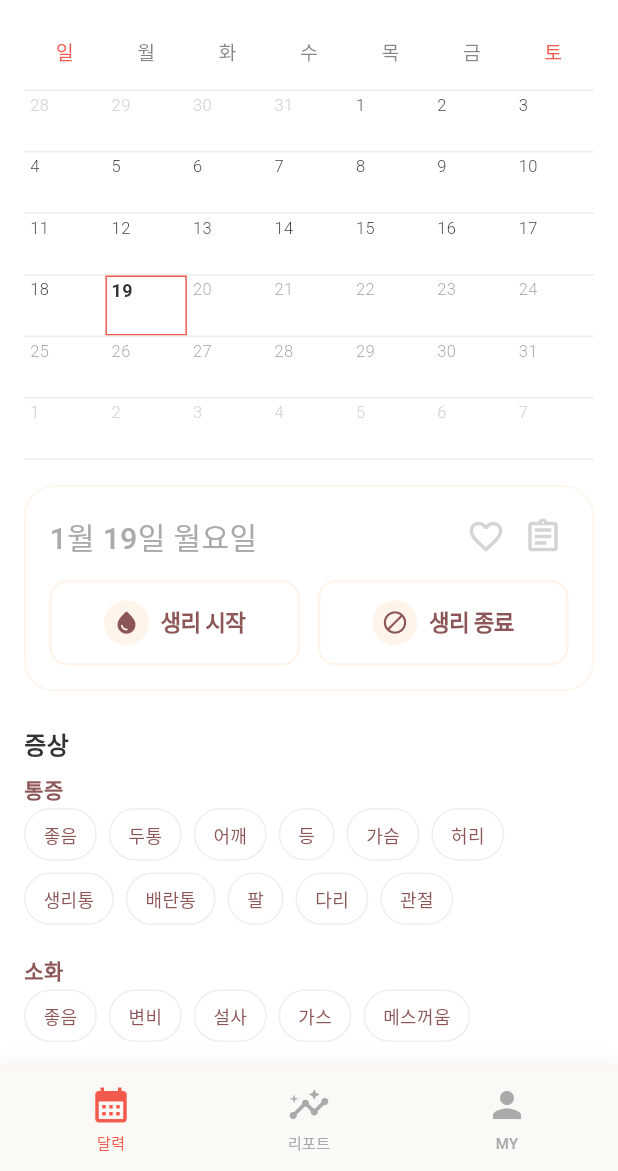
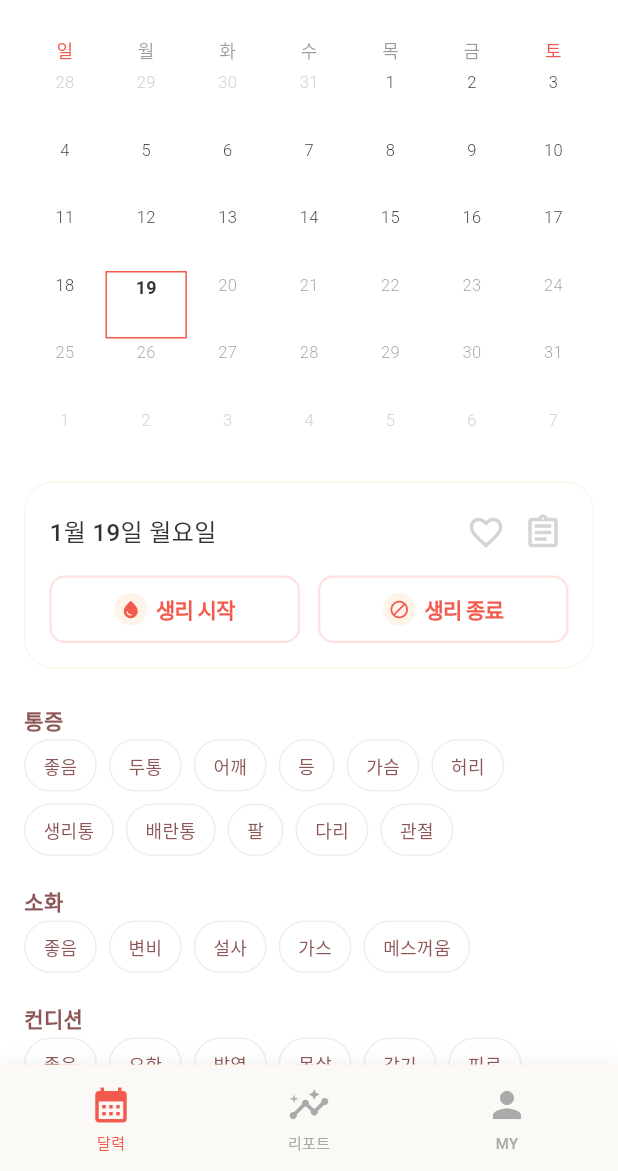
Before and after one commit to mj012345/redtime, a Flutter app: the FigmaCalendarPage screen opened by its route, on a phone screen of 412 x 824 dp, the part 65-1236 px from its top. Run offline on Flutter 3.47's test engine with Material 3 defaults, Android fonts, the phone set to English and light mode, and no system bars; our stand-ins replace cloud_firestore, firebase_auth, firebase_core, flutter_svg, google_sign_in, shared_preferences; accounts and stored records are empty; Roboto replaces fonts that are missing (Pretendard); project files that could hold a hidden picture were left out.

Commit message:
[feat] 달력/리포트 페이지: ui 개선

```diff
--- a/lib/theme/app_colors.dart
+++ b/lib/theme/app_colors.dart
@@ -27,10 +27,10 @@ class AppColors {
 class SymptomColors {
   const SymptomColors._();
 
-  static const Color period = Color(0xFFF7EEDB); // 생리일
-  static const Color fertile = Color(0xFFEDF1FA); // 가임기
+  static const Color period = Color(0xFFF9ECEC); // 생리일
+  static const Color fertile = Color(0xFFECFDF5); // 가임기
   static const Color border = Color(0xFFE7E7E7); // 테두리
-  static const Color symptomBase = Color(0xFFFFC477); // 증상 기본 색상
+  static const Color symptomBase = Color(0xFF8E7CC3); // 증상 기본 색상
   static const Color goodSymptom = Color(0xFFACEEBB); // 좋음 증상 색상
   static const Color relationship = Color(0xFFFF80AB); // 관계(하트) 색상
 }
--- a/lib/view/calendar/calendar_view.dart
+++ b/lib/view/calendar/calendar_view.dart
@@ -89,15 +89,12 @@ class _FigmaCalendarPageState extends State<FigmaCalendarPage> {
 
   /// 최대 달력 높이 반환 (6주 달력 기준)
   double _getMaxCalendarHeight() {
-    const headerHeight = 20.0; // 날짜 헤더 (텍스트 높이)
-    const spacing = AppSpacing.lg;
-    const cellHeight = 40.0;
-    const lineHeight = 1.0;
-    const rowHeight = cellHeight + lineHeight;
+    const headerHeight = 22.0; // 요일 헤더 (텍스트 높이 + 여백)
+    const spacing = AppSpacing.xs; // 요일과 날짜 사이 간격
+    const cellHeight = 45.0;
     const maxRowCount = 6;
-    const lastLineHeight = 1.0;
 
-    return headerHeight + spacing + (maxRowCount * rowHeight) + lastLineHeight;
+    return headerHeight + spacing + (maxRowCount * cellHeight);
   }
 
   /// 선택된 날짜가 포함된 주를 계산
@@ -364,7 +361,6 @@ class _FigmaCalendarPageState extends State<FigmaCalendarPage> {
                                       ),
                                     ),
                                   ] else ...[
-                                    const SizedBox(height: AppSpacing.lg),
                                     TodayCard(
                                       selectedDay: selectedDay,
                                       today: today,
@@ -391,14 +387,6 @@ class _FigmaCalendarPageState extends State<FigmaCalendarPage> {
                                           vm.toggleSymptom('기타/관계'),
                                     ),
                                     const SizedBox(height: AppSpacing.xl),
-                                    Text(
-                                      '증상',
-                                      style: AppTextStyles.title.copyWith(
-                                        fontSize: 16,
-                                        color: AppColors.textPrimary,
-                                      ),
-                                    ),
-                                    const SizedBox(height: AppSpacing.sm),
                                     SymptomSection(
                                       categories: vm.symptomCatalog,
                                       selectedLabels: vm.selectedSymptomsFor(
@@ -500,10 +488,10 @@ class _StickyWeekHeaderDelegate extends SliverPersistentHeaderDelegate {
   });
 
   @override
-  double get minExtent => 61.0;
+  double get minExtent => 89.0;
 
   @override
-  double get maxExtent => 61.0;
+  double get maxExtent => 89.0;
 
   @override
   Widget build(
@@ -511,11 +499,38 @@ class _StickyWeekHeaderDelegate extends SliverPersistentHeaderDelegate {
     double shrinkOffset,
     bool overlapsContent,
   ) {
+    const weekdays = ['일', '월', '화', '수', '목', '금', '토'];
+
     return Container(
       color: AppColors.background,
       child: Column(
         mainAxisSize: MainAxisSize.min,
         children: [
+          const SizedBox(height: 8),
+          Padding(
+            padding: const EdgeInsets.symmetric(horizontal: AppSpacing.lg),
+            child: Row(
+              mainAxisAlignment: MainAxisAlignment.spaceBetween,
+              children: weekdays
+                  .map(
+                    (w) => Expanded(
+                      child: Center(
+                        child: Text(
+                          w,
+                          style: TextStyle(
+                            fontSize: 12,
+                            color: (w == '일' || w == '토')
+                                ? AppColors.primary
+                                : AppColors.textPrimary.withValues(alpha: 0.6),
+                          ),
+                        ),
+                      ),
+                    ),
+                  )
+                  .toList(),
+            ),
+          ),
+          const SizedBox(height: AppSpacing.xs),
           Padding(
             padding: const EdgeInsets.symmetric(horizontal: AppSpacing.lg),
             child: WeekRow(
--- a/lib/view/calendar/widgets/badge.dart
+++ /dev/null
@@ -1,26 +0,0 @@
-import 'package:flutter/material.dart';
-
-class Badge extends StatelessWidget {
-  final String text;
-  final Color bg;
-  final Color fg;
-
-  const Badge({
-    super.key,
-    required this.text,
-    required this.bg,
-    required this.fg,
-  });
-
-  @override
-  Widget build(BuildContext context) {
-    return Container(
-      padding: const EdgeInsets.symmetric(horizontal: 12, vertical: 6),
-      decoration: BoxDecoration(
-        color: bg,
-        borderRadius: BorderRadius.circular(3),
-      ),
-      child: Text(text, style: TextStyle(fontSize: 14, color: fg)),
-    );
-  }
-}
--- a/lib/view/calendar/widgets/calendar_grid.dart
+++ b/lib/view/calendar/widgets/calendar_grid.dart
@@ -75,10 +75,10 @@ class CalendarGrid extends StatelessWidget {
                     child: Text(
                       w,
                       style: TextStyle(
-                        fontSize: 13,
+                        fontSize: 12,
                         color: (w == '일' || w == '토')
                             ? AppColors.primary
-                            : AppColors.textPrimary.withValues(alpha: 0.6),
+                            : AppColors.textPrimary.withValues(alpha: 0.5),
                       ),
                     ),
                   ),
@@ -86,14 +86,13 @@ class CalendarGrid extends StatelessWidget {
               )
               .toList(),
         ),
-        const SizedBox(height: AppSpacing.lg),
+        const SizedBox(height: AppSpacing.xs),
         Column(
           mainAxisSize: MainAxisSize.min,
           children: [
             for (final row in rows) ...[
-              const HorizontalLine(),
               SizedBox(
-                height: 40,
+                height: 45,
                 child: Row(
                   children: row
                       .map(
@@ -134,6 +133,10 @@ class CalendarGrid extends StatelessWidget {
                               fertileWindowDays,
                               day,
                             ),
+                            isFertileEnd: _isFertileWindowEnd(
+                              fertileWindowDays,
+                              day,
+                            ),
                             today: today,
                           ),
                         ),
@@ -142,7 +145,6 @@ class CalendarGrid extends StatelessWidget {
                 ),
               ),
             ],
-            const HorizontalLine(),
           ],
         ),
       ],
@@ -193,6 +195,22 @@ bool _isFertileWindowStart(List<DateTime> fertileWindowDays, DateTime target) {
   return false;
 }
 
+bool _isFertileWindowEnd(List<DateTime> fertileWindowDays, DateTime target) {
+  if (!_containsDate(fertileWindowDays, target)) return false;
+  final sorted = [...fertileWindowDays]..sort((a, b) => a.compareTo(b));
+  for (int i = 0; i < sorted.length; i++) {
+    final current = sorted[i];
+    if (_sameDay(current, target)) {
+      if (i == sorted.length - 1) return true;
+      final next = sorted[i + 1];
+      final diff = next.difference(current).inDays;
+      if (diff > 1) return true;
+      return false;
+    }
+  }
+  return false;
+}
+
 bool _isExpectedPeriodStart(
   List<DateTime> expectedPeriodDays,
   DateTime target,
--- a/lib/view/calendar/widgets/day_cell.dart
+++ b/lib/view/calendar/widgets/day_cell.dart
@@ -20,6 +20,7 @@ class DayCell extends StatelessWidget {
   final bool isPeriodStart;
   final bool isPeriodEnd;
   final bool isFertileStart;
+  final bool isFertileEnd;
   final DateTime? today;
 
   const DayCell({
@@ -42,6 +43,7 @@ class DayCell extends StatelessWidget {
     required this.isPeriodStart,
     required this.isPeriodEnd,
     required this.isFertileStart,
+    required this.isFertileEnd,
     this.today,
   });
 
@@ -98,39 +100,60 @@ class DayCell extends StatelessWidget {
             height: double.infinity,
             decoration: BoxDecoration(
               color: bgColor,
-              border: Border.all(
-                color: showSelected ? borderColor! : Colors.transparent,
+              borderRadius: BorderRadius.only(
+                topLeft: (showPeriod && isPeriodStart) || (showFertile && isFertileStart)
+                    ? const Radius.circular(8)
+                    : Radius.zero,
+                bottomLeft: (showPeriod && isPeriodStart) || (showFertile && isFertileStart)
+                    ? const Radius.circular(8)
+                    : Radius.zero,
+                topRight: (showPeriod && isPeriodEnd) || (showFertile && isFertileEnd)
+                    ? const Radius.circular(8)
+                    : Radius.zero,
+                bottomRight: (showPeriod && isPeriodEnd) || (showFertile && isFertileEnd)
+                    ? const Radius.circular(8)
+                    : Radius.zero,
+              ),
+              border: showSelected
+                  ? Border.all(
+                      color: borderColor!,
                       width: 1,
-              ),
+                    )
+                  : null,
             ),
             child: Padding(
               padding: const EdgeInsets.only(
                 left: 3,
                 right: 3,
                 top: 0,
-                bottom: 2,
               ),
             child: Column(
-                mainAxisSize: MainAxisSize.max,
-                children: [
-                  SizedBox(
-                    height: 16,
-                    child: Row(
+                mainAxisAlignment: MainAxisAlignment.start,
                 crossAxisAlignment: CrossAxisAlignment.center,
                 children: [
-                        Text(
+                  const SizedBox(height: 1),
+                  // 1. 날짜 (고정 위치)
+                  SizedBox(
+                    height: 14,
+                    child: Center(
+                      child: Text(
                         '${date.day}',
                         style: TextStyle(
                           fontSize: isToday ? 12 : 11,
-                            fontWeight: isToday
-                                ? FontWeight.w700
-                                : FontWeight.w300,
+                          fontWeight: isToday ? FontWeight.w700 : FontWeight.w300,
                           color: textColor,
                         ),
                       ),
-                        const Spacer(),
-                        if (!isOutsideMonth)
-                          _buildMiddleIndicator(
+                    ),
+                  ),
+                  const SizedBox(height: 3),
+                  // 2. 텍스트 표시 (고정 높이 영역)
+                  SizedBox(
+                    height: 12,
+                    child: isOutsideMonth
+                        ? const SizedBox.shrink()
+                        : Center(
+                            child: _buildMiddleIndicator(
                               isPeriod: showPeriod,
                               isPeriodStart: isPeriodStart,
                               isPeriodEnd: isPeriodEnd,
@@ -140,38 +163,39 @@ class DayCell extends StatelessWidget {
                               isExpectedPeriod: showExpectedPeriod,
                               isExpectedPeriodStart: isExpectedPeriodStart,
                             ),
-                      ],
                           ),
                   ),
-                  const Spacer(),
-                  Center(
-                    child: Row(
-                      mainAxisSize: MainAxisSize.min,
+                  // 3. 아이콘 (고정 높이 영역)
+                  SizedBox(
+                    height: 12,
+                    child: isOutsideMonth
+                        ? const SizedBox.shrink()
+                        : Row(
+                            mainAxisAlignment: MainAxisAlignment.center,
                             children: [
                               // 하트 아이콘 (관계)
-                        if (hasRelationship && !isOutsideMonth) ...[
+                              if (hasRelationship) ...[
                                 const Icon(
                                   Icons.favorite,
-                            size: 10,
+                                  size: 8,
                                   color: SymptomColors.relationship,
                                 ),
-                          const SizedBox(width: 2),
+                                if (hasRecord || hasMemo) const SizedBox(width: 1),
                               ],
                               // 증상 아이콘
-                        if (hasRecord && !isOutsideMonth) ...[
+                              if (hasRecord) ...[
                                 const Icon(
                                   Icons.add_circle,
-                            size: 10,
+                                  size: 8,
                                   color: SymptomColors.symptomBase,
                                 ),
-                          if (hasMemo && !isOutsideMonth)
-                            const SizedBox(width: 2),
+                                if (hasMemo) const SizedBox(width: 1),
                               ],
                               // 메모 아이콘
-                        if (hasMemo && !isOutsideMonth)
+                              if (hasMemo)
                                 const Icon(
                                   Icons.assignment,
-                            size: 10,
+                                  size: 8,
                                   color: AppColors.textSecondary,
                                 ),
                             ],
@@ -201,42 +225,42 @@ class DayCell extends StatelessWidget {
     if (isPeriod && isPeriodStart && isPeriodEnd) {
       indicator = const Text(
         '시작/종료',
-        style: TextStyle(fontSize: 8, color: AppColors.primary),
+        style: TextStyle(fontSize: 8, color: Color(0xFFF87171), fontWeight: FontWeight.w800),
         maxLines: 1,
         overflow: TextOverflow.visible,
       );
     } else if (isPeriod && isPeriodStart) {
       indicator = const Text(
         '시작',
-        style: TextStyle(fontSize: 8, color: AppColors.primary),
+        style: TextStyle(fontSize: 8, color: Color(0xFFF87171), fontWeight: FontWeight.w700),
         maxLines: 1,
         overflow: TextOverflow.visible,
       );
     } else if (isPeriod && isPeriodEnd) {
       indicator = const Text(
         '종료',
-        style: TextStyle(fontSize: 8, color: AppColors.primary),
+        style: TextStyle(fontSize: 8, color: Color(0xFFF87171), fontWeight: FontWeight.w700),
         maxLines: 1,
         overflow: TextOverflow.visible,
       );
     } else if (isOvulation) {
       indicator = const Text(
         '배란일',
-        style: TextStyle(fontSize: 8, color: Color(0xFF2CA9D2)),
+        style: TextStyle(fontSize: 8, color: Color(0xFF55B292), fontWeight: FontWeight.w700),
         maxLines: 1,
         overflow: TextOverflow.visible,
       );
     } else if (isExpectedPeriod && isExpectedPeriodStart) {
       indicator = const Text(
         '생리예정',
-        style: TextStyle(fontSize: 8, color: AppColors.primary),
+        style: TextStyle(fontSize: 8, color: Color(0xFFF87171), fontWeight: FontWeight.w700),
         maxLines: 1,
         overflow: TextOverflow.visible,
       );
     } else if (isFertile && !isOvulation && isFertileStart) {
       indicator = const Text(
         '가임기',
-        style: TextStyle(fontSize: 8, color: Color(0xFF2CA9D2)),
+        style: TextStyle(fontSize: 8, color: Color(0xFF55B292), fontWeight: FontWeight.w700),
         maxLines: 1,
         overflow: TextOverflow.visible,
       );
@@ -245,6 +269,6 @@ class DayCell extends StatelessWidget {
     if (indicator == null) {
       return const SizedBox.shrink();
     }
-    return SizedBox(height: 10, child: indicator);
+    return indicator;
   }
 }
--- a/lib/view/calendar/widgets/symptom_chip.dart
+++ b/lib/view/calendar/widgets/symptom_chip.dart
@@ -23,10 +23,10 @@ class SymptomChip extends StatelessWidget {
     final isGood = label == '좋음';
     final isMemo = label == '메모';
 
-    // 선택된 경우: 좋음은 초록색, 그 외는 노랑색
+    // 선택된 경우: 좋음은 초록색, 그 외는 보라색
     // 선택되지 않은 경우: 기본 색상
     final fillColor = selected
-        ? (isGood ? SymptomColors.goodSymptom.withValues(alpha: 0.3): SymptomColors.symptomBase.withValues(alpha: 0.3))
+        ? (isGood ? SymptomColors.goodSymptom.withValues(alpha: 0.3): SymptomColors.symptomBase.withValues(alpha: 0.2))
         : (disabled ? AppColors.disabled : Colors.white);
 
     final borderColor = selected
@@ -40,7 +40,7 @@ class SymptomChip extends StatelessWidget {
     final textColor = selected
         ? (isGood
             ? const Color(0xFF2E7D32) // 초록색 배경에 어울리는 진한 초록색 텍스트
-            : const Color(0xFF8B5A00)) // 노랑색 배경에 어울리는 진한 갈색 텍스트
+            : const Color(0xFF8E7CC3)) // 보라색 배경에 어울리는 진한 보라색 텍스트
         : (disabled
               ? AppColors.textSecondary.withValues(alpha: 0.5)
               : AppColors.textSecondary);
--- a/lib/view/calendar/widgets/today_card.dart
+++ b/lib/view/calendar/widgets/today_card.dart
@@ -66,8 +66,8 @@ class TodayCard extends StatelessWidget {
                   Text(
                     '${selectedDay!.month}월 ${selectedDay!.day}일 ${_weekdayLabel(selectedDay!)}요일',
                     style: AppTextStyles.body.copyWith(
-                        fontSize: 20,
-                        color: AppColors.textDisabled,
+                      fontSize: 16,
+                      color: AppColors.textPrimary,
                     ),
                   ),
                   Builder(
@@ -89,11 +89,11 @@ class TodayCard extends StatelessWidget {
                           text = '임신 확률 낮음';
                           break;
                         case '높음':
-                            circleColor = const Color(0xFFA7C4A0);
+                          circleColor = const Color(0xFF28965B);
                           text = '임신 확률 높음';
                           break;
                         default:
-                            circleColor = const Color(0xFFFFD966);
+                          circleColor = const Color(0xFFBFBF67);
                           text = '임신 확률 보통';
                       }
 
@@ -102,8 +102,8 @@ class TodayCard extends StatelessWidget {
                         child: Row(
                           children: [
                             Container(
-                                  width: 16,
-                                  height: 16,
+                              width: 12,
+                              height: 12,
                               decoration: BoxDecoration(
                                 color: circleColor,
                                 shape: BoxShape.circle,
@@ -118,8 +118,8 @@ class TodayCard extends StatelessWidget {
                           <path d="M10 12C13 12 14 10 17 10C20 10 21 12 22 12" stroke="white" stroke-width="2" stroke-linecap="round"/>
                         </svg>
                         ''',
-                                        width: 10,
-                                        height: 10,
+                                    width: 8,
+                                    height: 8,
                                   ),
                                 ),
                               ),
@@ -128,7 +128,7 @@ class TodayCard extends StatelessWidget {
                             Text(
                               text,
                               style: AppTextStyles.body.copyWith(
-                                  fontSize: 14,
+                                fontSize: 12,
                                 color: AppColors.textSecondary,
                               ),
                             ),
--- a/lib/view/calendar/widgets/toggle_chip.dart
+++ b/lib/view/calendar/widgets/toggle_chip.dart
@@ -18,27 +18,28 @@ class ToggleChip extends StatelessWidget {
 
   @override
   Widget build(BuildContext context) {
-    final fillColor = selected ? AppColors.primary : AppColors.surface;
-    final borderColor = selected ? AppColors.primary : AppColors.primaryLight;
-    final textColor = selected ? Colors.white : AppColors.textSecondary;
-    final iconBg = selected ? Colors.white.withValues(alpha: 0.2) : AppColors.primaryLight;
+    final fillColor = selected ? AppColors.primary.withValues(alpha: 0.1) : AppColors.surface;
+    final borderColor = const Color(0xFFFEE1E1);
+    final textColor = AppColors.primary;
+    final iconBg = selected ? Colors.white.withValues(alpha: 0.1) : AppColors.primaryLight;
 
     return GestureDetector(
       onTap: onTap,
       behavior: HitTestBehavior.opaque,
       child: AnimatedContainer(
         duration: const Duration(milliseconds: 200),
-        padding: const EdgeInsets.symmetric(horizontal: AppSpacing.sm, vertical: 12),
+        height: 45,
+        padding: const EdgeInsets.symmetric(horizontal: AppSpacing.sm),
         decoration: BoxDecoration(
           color: fillColor,
           border: Border.all(color: borderColor, width: 1.5),
-          borderRadius: BorderRadius.circular(12),
+          borderRadius: BorderRadius.circular(10),
           boxShadow: selected
               ? [
                   BoxShadow(
-                    color: AppColors.primary.withValues(alpha: 0.2),
-                    blurRadius: 8,
-                    offset: const Offset(0, 4),
+                    color: AppColors.primary.withValues(alpha: 0.1),
+                    blurRadius: 5,
+                    offset: const Offset(0, 0),
                   ),
                 ]
               : [],
@@ -47,22 +48,22 @@ class ToggleChip extends StatelessWidget {
           mainAxisAlignment: MainAxisAlignment.center,
           children: [
             Container(
-              padding: const EdgeInsets.all(6),
+              padding: const EdgeInsets.all(4),
               decoration: BoxDecoration(
                 color: iconBg,
                 shape: BoxShape.circle,
               ),
               child: Icon(
                 icon,
-                size: 18,
+                size: 14,
                 color: textColor,
               ),
             ),
-            const SizedBox(width: 8),
+            const SizedBox(width: 6),
             Text(
               label,
               style: TextStyle(
-                fontSize: 15,
+                fontSize: 14,
                 fontWeight: FontWeight.w700,
                 color: textColor,
                 letterSpacing: -0.5,
--- a/lib/view/calendar/widgets/week_row.dart
+++ b/lib/view/calendar/widgets/week_row.dart
@@ -56,9 +56,8 @@ class WeekRow extends StatelessWidget {
     return Column(
       mainAxisSize: MainAxisSize.min,
       children: [
-        const HorizontalLine(),
         SizedBox(
-          height: 50,
+          height: 45,
           child: Row(
             children: week
                 .map(
@@ -92,6 +91,10 @@ class WeekRow extends StatelessWidget {
                       isPeriodStart: _isRangeStart(periodCycles, day),
                       isPeriodEnd: _isRangeEnd(periodCycles, day),
                       isFertileStart: _isFertileWindowStart(
+                        fertileWindowDays,
+                        day,
+                      ),
+                      isFertileEnd: _isFertileWindowEnd(
                         fertileWindowDays,
                         day,
                       ),
@@ -146,6 +149,25 @@ class WeekRow extends StatelessWidget {
     return false;
   }
 
+  bool _isFertileWindowEnd(
+    List<DateTime> fertileWindowDays,
+    DateTime target,
+  ) {
+    if (!_containsDate(fertileWindowDays, target)) return false;
+    final sorted = [...fertileWindowDays]..sort((a, b) => a.compareTo(b));
+    for (int i = 0; i < sorted.length; i++) {
+      final current = sorted[i];
+      if (_sameDay(current, target)) {
+        if (i == sorted.length - 1) return true;
+        final next = sorted[i + 1];
+        final diff = next.difference(current).inDays;
+        if (diff > 1) return true;
+        return false;
+      }
+    }
+    return false;
+  }
+
   bool _isExpectedPeriodStart(
     List<DateTime> expectedPeriodDays,
     DateTime target,
--- a/lib/view/report/widgets/symptom_stat_item.dart
+++ b/lib/view/report/widgets/symptom_stat_item.dart
@@ -41,7 +41,7 @@ class SymptomStatItem extends StatelessWidget {
                 fontSize: AppTextStyles.body.fontSize,
                 color: isExample
                     ? AppColors.textDisabled
-                    : AppColors.textPrimary,
+                    : AppColors.textSecondary,
               ),
             ),
             const Spacer(),
@@ -72,7 +72,7 @@ class SymptomStatItem extends StatelessWidget {
         Stack(
           children: [
             Container(
-              height: 20,
+              height: 10,
               decoration: BoxDecoration(
                 color: barBg,
                 borderRadius: BorderRadius.circular(5),
@@ -82,7 +82,7 @@ class SymptomStatItem extends StatelessWidget {
               alignment: Alignment.centerLeft,
               widthFactor: barWidthRatio,
               child: Container(
-                height: 20,
+                height: 10,
                 decoration: BoxDecoration(
                   color: data.color,
                   borderRadius: BorderRadius.circular(5),
```
Also changed, not shown: lib/view/report/widgets/summary_card.dart (+2 -9 lines). Lines whose indentation alone changed are shown as unchanged.
